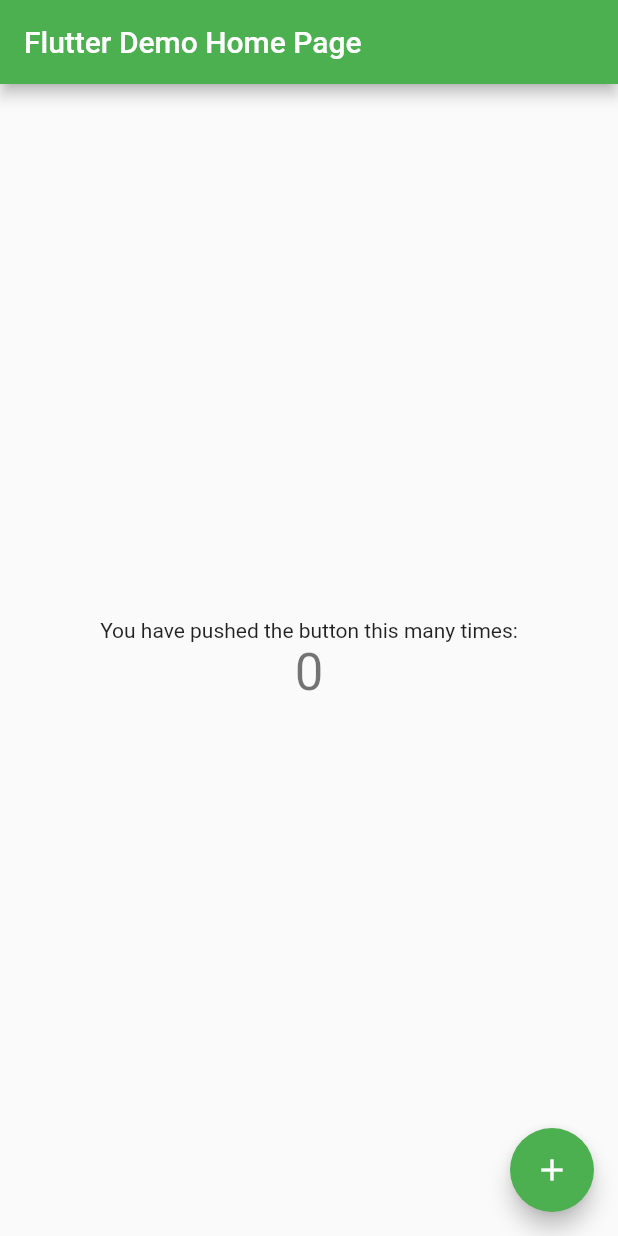
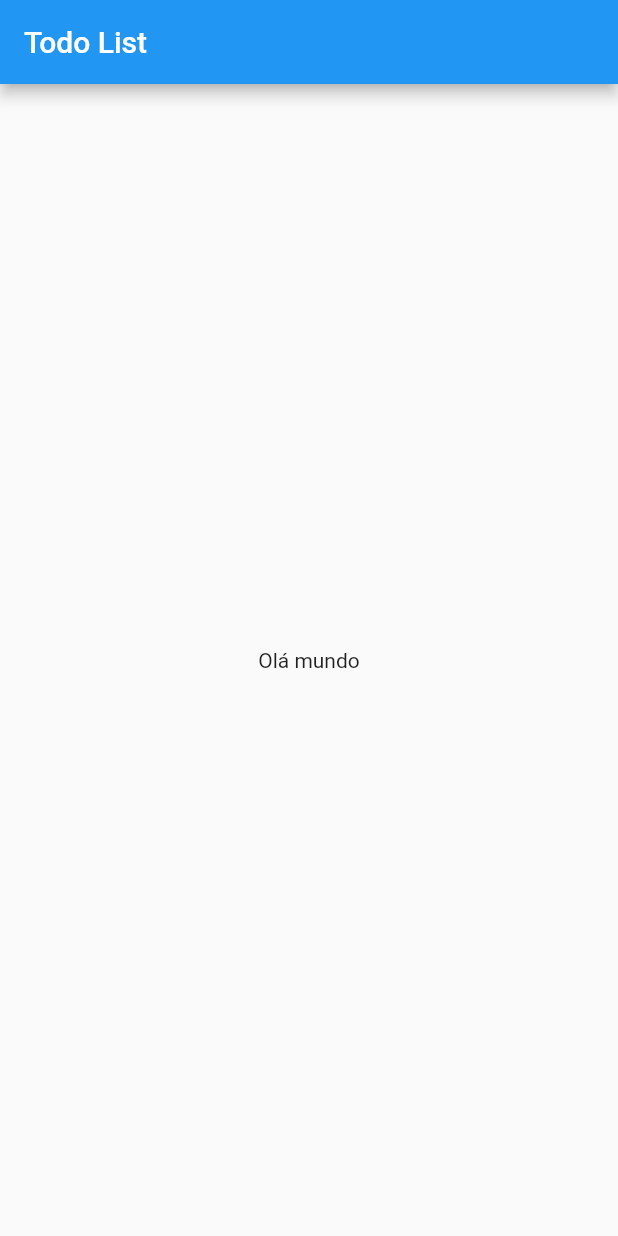
Before and after one commit to georgematos/curso-fundamentos-flutter, a Flutter app: the screen it shows after launch, on a phone screen of 412 x 824 dp. Run offline on Flutter 3.47's test engine with Material 2 defaults, Android fonts, the phone set to English and light mode, and no system bars.

Commit message:
aual 4 - scaffold, estrutura e propriedades dos widgets

```diff
--- a/lib/main.dart
+++ b/lib/main.dart
@@ -5,113 +5,31 @@ void main() {
 }
 
 class MyApp extends StatelessWidget {
-  // This widget is the root of your application.
   @override
   Widget build(BuildContext context) {
     return MaterialApp(
-      title: 'Flutter Demo',
+      title: 'Todo App',
       theme: ThemeData(
-        // This is the theme of your application.
-        //
-        // Try running your application with "flutter run". You'll see the
-        // application has a blue toolbar. Then, without quitting the app, try
-        // changing the primarySwatch below to Colors.green and then invoke
-        // "hot reload" (press "r" in the console where you ran "flutter run",
-        // or simply save your changes to "hot reload" in a Flutter IDE).
-        // Notice that the counter didn't reset back to zero; the application
-        // is not restarted.
-        primarySwatch: Colors.green,
-        // This makes the visual density adapt to the platform that you run
-        // the app on. For desktop platforms, the controls will be smaller and
-        // closer together (more dense) than on mobile platforms.
+        primarySwatch: Colors.blue,
         visualDensity: VisualDensity.adaptivePlatformDensity,
       ),
-      home: MyHomePage(title: 'Flutter Demo Home Page'),
+      home: MyHomePage(),
     );
   }
 }
 
-class MyHomePage extends StatefulWidget {
-  MyHomePage({Key key, this.title}) : super(key: key);
-
-  // This widget is the home page of your application. It is stateful, meaning
-  // that it has a State object (defined below) that contains fields that affect
-  // how it looks.
-
-  // This class is the configuration for the state. It holds the values (in this
-  // case the title) provided by the parent (in this case the App widget) and
-  // used by the build method of the State. Fields in a Widget subclass are
-  // always marked "final".
-
-  final String title;
-
-  @override
-  _MyHomePageState createState() => _MyHomePageState();
-}
-
-class _MyHomePageState extends State<MyHomePage> {
-  int _counter = 0;
-
-  void _incrementCounter() {
-    setState(() {
-      // This call to setState tells the Flutter framework that something has
-      // changed in this State, which causes it to rerun the build method below
-      // so that the display can reflect the updated values. If we changed
-      // _counter without calling setState(), then the build method would not be
-      // called again, and so nothing would appear to happen.
-      _counter++;
-    });
-  }
-
+class MyHomePage extends StatelessWidget {
   @override
   Widget build(BuildContext context) {
-    // This method is rerun every time setState is called, for instance as done
-    // by the _incrementCounter method above.
-    //
-    // The Flutter framework has been optimized to make rerunning build methods
-    // fast, so that you can just rebuild anything that needs updating rather
-    // than having to individually change instances of widgets.
     return Scaffold(
       appBar: AppBar(
-        // Here we take the value from the MyHomePage object that was created by
-        // the App.build method, and use it to set our appbar title.
-        title: Text(widget.title),
+        title: Text("Todo List"),
       ),
-      body: Center(
-        // Center is a layout widget. It takes a single child and positions it
-        // in the middle of the parent.
-        child: Column(
-          // Column is also a layout widget. It takes a list of children and
-          // arranges them vertically. By default, it sizes itself to fit its
-          // children horizontally, and tries to be as tall as its parent.
-          //
-          // Invoke "debug painting" (press "p" in the console, choose the
-          // "Toggle Debug Paint" action from the Flutter Inspector in Android
-          // Studio, or the "Toggle Debug Paint" command in Visual Studio Code)
-          // to see the wireframe for each widget.
-          //
-          // Column has various properties to control how it sizes itself and
-          // how it positions its children. Here we use mainAxisAlignment to
-          // center the children vertically; the main axis here is the vertical
-          // axis because Columns are vertical (the cross axis would be
-          // horizontal).
-          mainAxisAlignment: MainAxisAlignment.center,
-          children: <Widget>[
-            Text(
-              'You have pushed the button this many times:',
-            ),
-            Text(
-              '$_counter',
-              style: Theme.of(context).textTheme.headline4,
-            ),
-          ],
+      body: Container(
+        child: Center(
+          child: Text("Olá mundo"),
         ),
       ),
-      floatingActionButton: FloatingActionButton(
-        onPressed: _incrementCounter,
-        tooltip: 'Increment',
-        child: Icon(Icons.add),
-      ), // This trailing comma makes auto-formatting nicer for build methods.
     );
   }
 }
```
